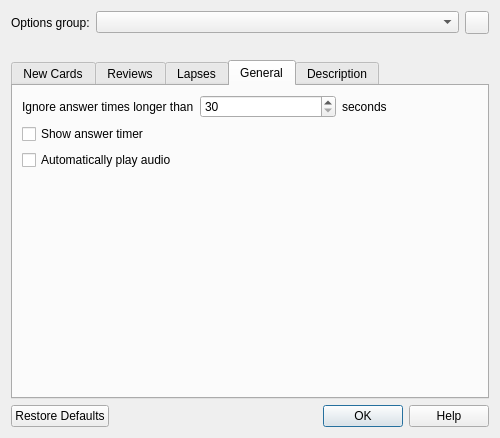
This is designer/dconf.ui in ankitects/anki as Qt 5 draws it before an edit. The edited form follows.
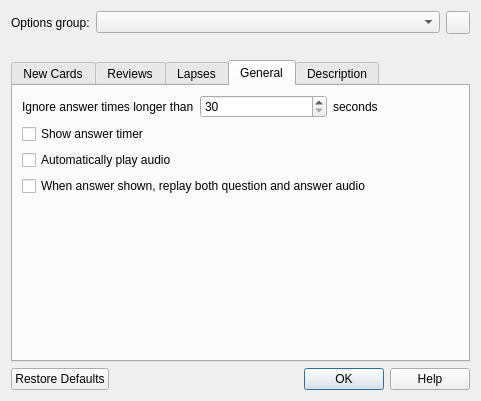
This is the edited form. The open tabs and pages were chosen to show the change. Icons and pictures are not drawn.

Commit message: deck option to replay answer only

Patch:
```diff
--- a/designer/dconf.ui
+++ b/designer/dconf.ui
@@ -6,8 +6,8 @@
    <rect>
     <x>0</x>
     <y>0</y>
-    <width>500</width>
-    <height>438</height>
+    <width>481</width>
+    <height>401</height>
    </rect>
   </property>
   <layout class="QVBoxLayout" name="verticalLayout">
@@ -556,6 +556,16 @@
          </property>
         </widget>
        </item>
+       <item>
+        <widget class="QCheckBox" name="replayQuestion">
+         <property name="text">
+          <string>When answer shown, replay both question and answer audio</string>
+         </property>
+         <property name="checked">
+          <bool>false</bool>
+         </property>
+        </widget>
+       </item>
        <item>
         <spacer name="verticalSpacer_5">
          <property name="orientation">
```
Left out of the diff: 1 changed line with no effect on the pictures. The commit also changes 2 other files.
